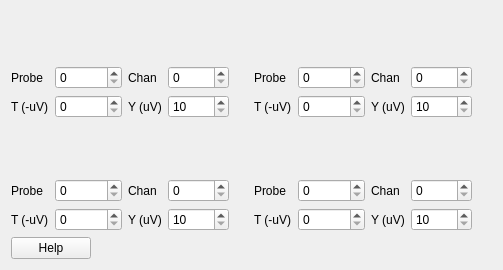
The window that Forms/SpikesWindow.ui (billkarsh/SpikeGLX) describes before a commit, drawn with Qt 5.
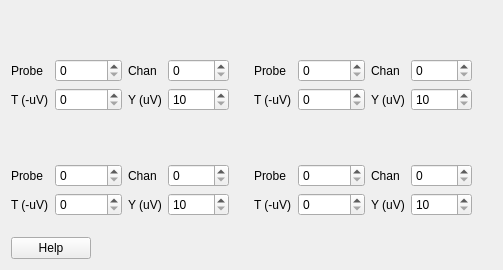
The same window after the commit. Custom widgets are drawn as their Qt base class.

```diff
--- a/Forms/SpikesWindow.ui
+++ b/Forms/SpikesWindow.ui
@@ -19,223 +19,7 @@
   <property name="windowTitle">
    <string>Spike Viewer</string>
   </property>
-  <layout class="QGridLayout" name="gridLayout">
-   <item row="0" column="0">
-    <layout class="QGridLayout" name="gridLayout0">
-     <item row="1" column="0">
-      <widget class="QLabel" name="label">
-       <property name="text">
-        <string>Probe</string>
-       </property>
-      </widget>
-     </item>
-     <item row="2" column="1">
-      <widget class="QSpinBox" name="tSB0">
-       <property name="maximum">
-        <number>100000</number>
-       </property>
-       <property name="singleStep">
-        <number>10</number>
-       </property>
-      </widget>
-     </item>
-     <item row="2" column="2">
-      <widget class="QLabel" name="label_4">
-       <property name="text">
-        <string>Y (uV)</string>
-       </property>
-      </widget>
-     </item>
-     <item row="1" column="3">
-      <widget class="QSpinBox" name="cSB0">
-       <property name="maximum">
-        <number>1535</number>
-       </property>
-      </widget>
-     </item>
-     <item row="2" column="3">
-      <widget class="QSpinBox" name="ySB0">
-       <property name="minimum">
-        <number>10</number>
-       </property>
-       <property name="maximum">
-        <number>10000</number>
-       </property>
-       <property name="singleStep">
-        <number>50</number>
-       </property>
-      </widget>
-     </item>
-     <item row="2" column="0">
-      <widget class="QLabel" name="label_3">
-       <property name="text">
-        <string>T (-uV)</string>
-       </property>
-      </widget>
-     </item>
-     <item row="1" column="1">
-      <widget class="QSpinBox" name="pSB0"/>
-     </item>
-     <item row="1" column="2">
-      <widget class="QLabel" name="label_2">
-       <property name="text">
-        <string>Chan</string>
-       </property>
-      </widget>
-     </item>
-     <item row="1" column="4">
-      <spacer name="horizontalSpacer">
-       <property name="orientation">
-        <enum>Qt::Orientation::Horizontal</enum>
-       </property>
-       <property name="sizeHint" stdset="0">
-        <size>
-         <width>40</width>
-         <height>20</height>
-        </size>
-       </property>
-      </spacer>
-     </item>
-     <item row="2" column="4">
-      <spacer name="horizontalSpacer_2">
-       <property name="orientation">
-        <enum>Qt::Orientation::Horizontal</enum>
-       </property>
-       <property name="sizeHint" stdset="0">
-        <size>
-         <width>40</width>
-         <height>20</height>
-        </size>
-       </property>
-      </spacer>
-     </item>
-     <item row="0" column="0" colspan="5">
-      <widget class="SOGraph" name="graph0" native="true">
-       <property name="sizePolicy">
-        <sizepolicy hsizetype="MinimumExpanding" vsizetype="MinimumExpanding">
-         <horstretch>0</horstretch>
-         <verstretch>0</verstretch>
-        </sizepolicy>
-       </property>
-       <property name="minimumSize">
-        <size>
-         <width>11</width>
-         <height>11</height>
-        </size>
-       </property>
-       <layout class="QGridLayout" name="gridLayout_2"/>
-      </widget>
-     </item>
-    </layout>
-   </item>
-   <item row="0" column="1">
-    <layout class="QGridLayout" name="gridLayout1">
-     <item row="2" column="0">
-      <widget class="QLabel" name="label_20">
-       <property name="text">
-        <string>T (-uV)</string>
-       </property>
-      </widget>
-     </item>
-     <item row="2" column="3">
-      <widget class="QSpinBox" name="ySB1">
-       <property name="minimum">
-        <number>10</number>
-       </property>
-       <property name="maximum">
-        <number>10000</number>
-       </property>
-       <property name="singleStep">
-        <number>50</number>
-       </property>
-      </widget>
-     </item>
-     <item row="2" column="2">
-      <widget class="QLabel" name="label_19">
-       <property name="text">
-        <string>Y (uV)</string>
-       </property>
-      </widget>
-     </item>
-     <item row="1" column="0">
-      <widget class="QLabel" name="label_17">
-       <property name="text">
-        <string>Probe</string>
-       </property>
-      </widget>
-     </item>
-     <item row="1" column="2">
-      <widget class="QLabel" name="label_18">
-       <property name="text">
-        <string>Chan</string>
-       </property>
-      </widget>
-     </item>
-     <item row="1" column="1">
-      <widget class="QSpinBox" name="pSB1"/>
-     </item>
-     <item row="1" column="3">
-      <widget class="QSpinBox" name="cSB1">
-       <property name="maximum">
-        <number>1535</number>
-       </property>
-      </widget>
-     </item>
-     <item row="2" column="1">
-      <widget class="QSpinBox" name="tSB1">
-       <property name="maximum">
-        <number>100000</number>
-       </property>
-       <property name="singleStep">
-        <number>10</number>
-       </property>
-      </widget>
-     </item>
-     <item row="1" column="4">
-      <spacer name="horizontalSpacer_5">
-       <property name="orientation">
-        <enum>Qt::Orientation::Horizontal</enum>
-       </property>
-       <property name="sizeHint" stdset="0">
-        <size>
-         <width>40</width>
-         <height>20</height>
-        </size>
-       </property>
-      </spacer>
-     </item>
-     <item row="2" column="4">
-      <spacer name="horizontalSpacer_6">
-       <property name="orientation">
-        <enum>Qt::Orientation::Horizontal</enum>
-       </property>
-       <property name="sizeHint" stdset="0">
-        <size>
-         <width>40</width>
-         <height>20</height>
-        </size>
-       </property>
-      </spacer>
-     </item>
-     <item row="0" column="0" colspan="5">
-      <widget class="SOGraph" name="graph1" native="true">
-       <property name="sizePolicy">
-        <sizepolicy hsizetype="MinimumExpanding" vsizetype="MinimumExpanding">
-         <horstretch>0</horstretch>
-         <verstretch>0</verstretch>
-        </sizepolicy>
-       </property>
-       <property name="minimumSize">
-        <size>
-         <width>11</width>
-         <height>11</height>
-        </size>
-       </property>
-       <layout class="QGridLayout" name="gridLayout_6"/>
-      </widget>
-     </item>
-    </layout>
-   </item>
+  <layout class="QGridLayout" name="gridLayout" rowstretch="1,1,0,0">
    <item row="1" column="0">
     <layout class="QGridLayout" name="gridLayout2">
      <item row="1" column="0">
@@ -344,6 +128,144 @@
      </item>
     </layout>
    </item>
+   <item row="0" column="0">
+    <layout class="QGridLayout" name="gridLayout0">
+     <item row="1" column="0">
+      <widget class="QLabel" name="label">
+       <property name="text">
+        <string>Probe</string>
+       </property>
+      </widget>
+     </item>
+     <item row="2" column="1">
+      <widget class="QSpinBox" name="tSB0">
+       <property name="maximum">
+        <number>100000</number>
+       </property>
+       <property name="singleStep">
+        <number>10</number>
+       </property>
+      </widget>
+     </item>
+     <item row="2" column="2">
+      <widget class="QLabel" name="label_4">
+       <property name="text">
+        <string>Y (uV)</string>
+       </property>
+      </widget>
+     </item>
+     <item row="1" column="3">
+      <widget class="QSpinBox" name="cSB0">
+       <property name="maximum">
+        <number>1535</number>
+       </property>
+      </widget>
+     </item>
+     <item row="2" column="3">
+      <widget class="QSpinBox" name="ySB0">
+       <property name="minimum">
+        <number>10</number>
+       </property>
+       <property name="maximum">
+        <number>10000</number>
+       </property>
+       <property name="singleStep">
+        <number>50</number>
+       </property>
+      </widget>
+     </item>
+     <item row="2" column="0">
+      <widget class="QLabel" name="label_3">
+       <property name="text">
+        <string>T (-uV)</string>
+       </property>
+      </widget>
+     </item>
+     <item row="1" column="1">
+      <widget class="QSpinBox" name="pSB0"/>
+     </item>
+     <item row="1" column="2">
+      <widget class="QLabel" name="label_2">
+       <property name="text">
+        <string>Chan</string>
+       </property>
+      </widget>
+     </item>
+     <item row="1" column="4">
+      <spacer name="horizontalSpacer">
+       <property name="orientation">
+        <enum>Qt::Orientation::Horizontal</enum>
+       </property>
+       <property name="sizeHint" stdset="0">
+        <size>
+         <width>40</width>
+         <height>20</height>
+        </size>
+       </property>
+      </spacer>
+     </item>
+     <item row="2" column="4">
+      <spacer name="horizontalSpacer_2">
+       <property name="orientation">
+        <enum>Qt::Orientation::Horizontal</enum>
+       </property>
+       <property name="sizeHint" stdset="0">
+        <size>
+         <width>40</width>
+         <height>20</height>
+        </size>
+       </property>
+      </spacer>
+     </item>
+     <item row="0" column="0" colspan="5">
+      <widget class="SOGraph" name="graph0" native="true">
+       <property name="sizePolicy">
+        <sizepolicy hsizetype="MinimumExpanding" vsizetype="MinimumExpanding">
+         <horstretch>0</horstretch>
+         <verstretch>0</verstretch>
+        </sizepolicy>
+       </property>
+       <property name="minimumSize">
+        <size>
+         <width>11</width>
+         <height>11</height>
+        </size>
+       </property>
+       <layout class="QGridLayout" name="gridLayout_2"/>
+      </widget>
+     </item>
+    </layout>
+   </item>
+   <item row="3" column="0">
+    <layout class="QHBoxLayout" name="horizontalLayout">
+     <item>
+      <widget class="QPushButton" name="helpBut">
+       <property name="sizePolicy">
+        <sizepolicy hsizetype="Minimum" vsizetype="Fixed">
+         <horstretch>0</horstretch>
+         <verstretch>0</verstretch>
+        </sizepolicy>
+       </property>
+       <property name="text">
+        <string>Help</string>
+       </property>
+      </widget>
+     </item>
+     <item>
+      <spacer name="horizontalSpacer_9">
+       <property name="orientation">
+        <enum>Qt::Orientation::Horizontal</enum>
+       </property>
+       <property name="sizeHint" stdset="0">
+        <size>
+         <width>40</width>
+         <height>20</height>
+        </size>
+       </property>
+      </spacer>
+     </item>
+    </layout>
+   </item>
    <item row="1" column="1">
     <layout class="QGridLayout" name="gridLayout3">
      <item row="1" column="1">
@@ -452,35 +374,126 @@
      </item>
     </layout>
    </item>
+   <item row="0" column="1">
+    <layout class="QGridLayout" name="gridLayout1">
+     <item row="2" column="0">
+      <widget class="QLabel" name="label_20">
+       <property name="text">
+        <string>T (-uV)</string>
+       </property>
+      </widget>
+     </item>
+     <item row="2" column="3">
+      <widget class="QSpinBox" name="ySB1">
+       <property name="minimum">
+        <number>10</number>
+       </property>
+       <property name="maximum">
+        <number>10000</number>
+       </property>
+       <property name="singleStep">
+        <number>50</number>
+       </property>
+      </widget>
+     </item>
+     <item row="2" column="2">
+      <widget class="QLabel" name="label_19">
+       <property name="text">
+        <string>Y (uV)</string>
+       </property>
+      </widget>
+     </item>
+     <item row="1" column="0">
+      <widget class="QLabel" name="label_17">
+       <property name="text">
+        <string>Probe</string>
+       </property>
+      </widget>
+     </item>
+     <item row="1" column="2">
+      <widget class="QLabel" name="label_18">
+       <property name="text">
+        <string>Chan</string>
+       </property>
+      </widget>
+     </item>
+     <item row="1" column="1">
+      <widget class="QSpinBox" name="pSB1"/>
+     </item>
+     <item row="1" column="3">
+      <widget class="QSpinBox" name="cSB1">
+       <property name="maximum">
+        <number>1535</number>
+       </property>
+      </widget>
+     </item>
+     <item row="2" column="1">
+      <widget class="QSpinBox" name="tSB1">
+       <property name="maximum">
+        <number>100000</number>
+       </property>
+       <property name="singleStep">
+        <number>10</number>
+       </property>
+      </widget>
+     </item>
+     <item row="1" column="4">
+      <spacer name="horizontalSpacer_5">
+       <property name="orientation">
+        <enum>Qt::Orientation::Horizontal</enum>
+       </property>
+       <property name="sizeHint" stdset="0">
+        <size>
+         <width>40</width>
+         <height>20</height>
+        </size>
+       </property>
+      </spacer>
+     </item>
+     <item row="2" column="4">
+      <spacer name="horizontalSpacer_6">
+       <property name="orientation">
+        <enum>Qt::Orientation::Horizontal</enum>
+       </property>
+       <property name="sizeHint" stdset="0">
+        <size>
+         <width>40</width>
+         <height>20</height>
+        </size>
+       </property>
+      </spacer>
+     </item>
+     <item row="0" column="0" colspan="5">
+      <widget class="SOGraph" name="graph1" native="true">
+       <property name="sizePolicy">
+        <sizepolicy hsizetype="MinimumExpanding" vsizetype="MinimumExpanding">
+         <horstretch>0</horstretch>
+         <verstretch>0</verstretch>
+        </sizepolicy>
+       </property>
+       <property name="minimumSize">
+        <size>
+         <width>11</width>
+         <height>11</height>
+        </size>
+       </property>
+       <layout class="QGridLayout" name="gridLayout_6"/>
+      </widget>
+     </item>
+    </layout>
+   </item>
    <item row="2" column="0">
-    <layout class="QHBoxLayout" name="horizontalLayout">
-     <item>
-      <widget class="QPushButton" name="helpBut">
-       <property name="sizePolicy">
-        <sizepolicy hsizetype="Minimum" vsizetype="Fixed">
-         <horstretch>0</horstretch>
-         <verstretch>0</verstretch>
-        </sizepolicy>
-       </property>
-       <property name="text">
-        <string>Help</string>
-       </property>
-      </widget>
-     </item>
-     <item>
-      <spacer name="horizontalSpacer_9">
-       <property name="orientation">
-        <enum>Qt::Orientation::Horizontal</enum>
-       </property>
-       <property name="sizeHint" stdset="0">
-        <size>
-         <width>40</width>
-         <height>20</height>
-        </size>
-       </property>
-      </spacer>
-     </item>
-    </layout>
+    <spacer name="verticalSpacer">
+     <property name="orientation">
+      <enum>Qt::Orientation::Vertical</enum>
+     </property>
+     <property name="sizeHint" stdset="0">
+      <size>
+       <width>20</width>
+       <height>15</height>
+      </size>
+     </property>
+    </spacer>
    </item>
   </layout>
  </widget>
```
